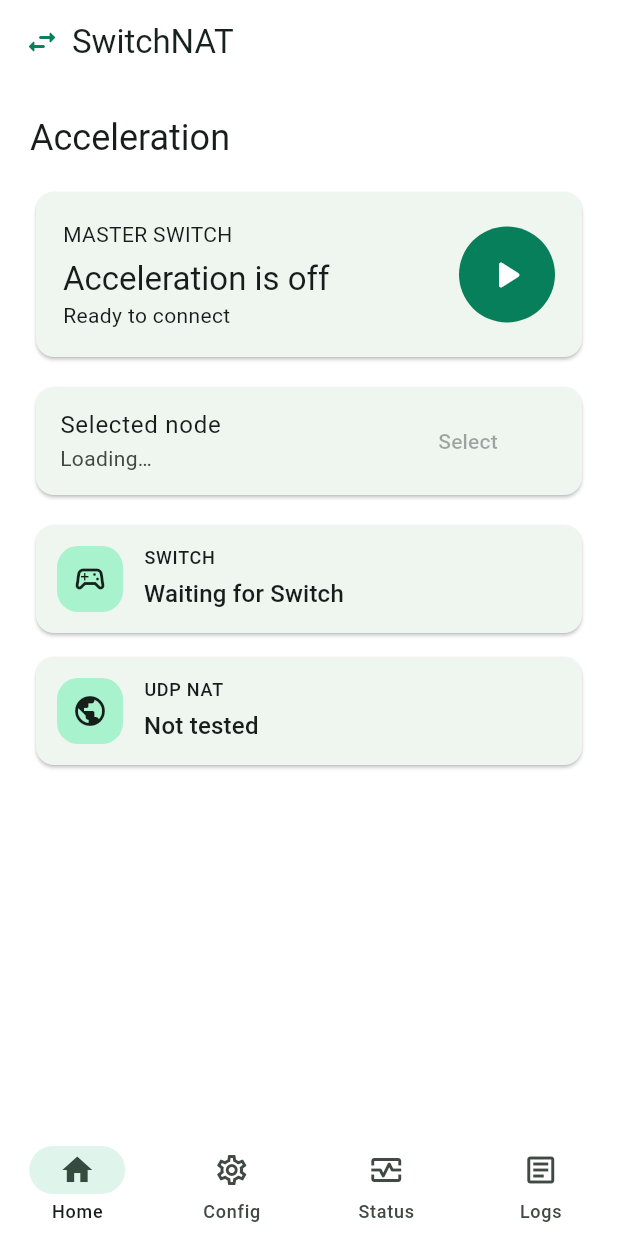
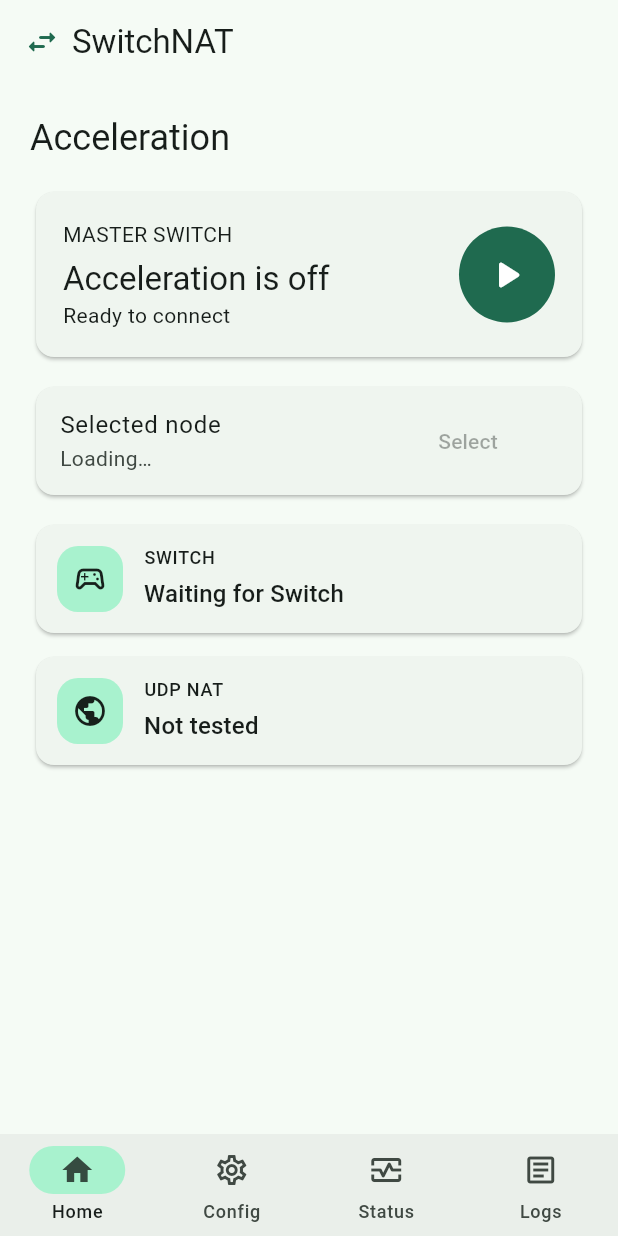
Before and after one commit to watyfges/SwitchNAT, a Flutter app: the screen it shows after launch, on a phone screen of 412 x 824 dp. Run offline on Flutter 3.47's test engine with Material 3 defaults, Android fonts, the phone set to English and light mode, and no system bars; our stand-ins replace yaml; accounts and stored records are empty; statements that could not run were skipped.

Commit message:
Add dark mode and protocol-neutral docs

```diff
--- a/lib/src/app.dart
+++ b/lib/src/app.dart
@@ -4,6 +4,7 @@ import 'package:flutter/material.dart';
 import 'package:flutter_localizations/flutter_localizations.dart';
 
 import 'config/config_store.dart';
+import 'config/profile_library.dart';
 import 'l10n/app_strings.dart';
 import 'native/native_bridge.dart';
 import 'screens/config_screen.dart';
@@ -47,94 +48,28 @@ class _SwitchNatAppState extends State<SwitchNatApp> {
   }
 
   @override
-  Widget build(BuildContext context) {
-    const primary = Color(0xff087f5b);
-    final colorScheme =
-        ColorScheme.fromSeed(
-          seedColor: primary,
-          brightness: Brightness.light,
-          surface: Colors.white,
-        ).copyWith(
-          primary: primary,
-          secondary: const Color(0xff365f8d),
-          tertiary: const Color(0xffa9560b),
-          surface: Colors.white,
-        );
-
-    return MaterialApp(
+  Widget build(BuildContext context) => AnimatedBuilder(
+    animation: controller,
+    builder: (context, _) => MaterialApp(
       title: 'SwitchNAT',
       debugShowCheckedModeBanner: false,
       localizationsDelegates: GlobalMaterialLocalizations.delegates,
       supportedLocales: const <Locale>[Locale('en'), Locale('zh')],
-      theme: ThemeData(
-        colorScheme: colorScheme,
-        scaffoldBackgroundColor: Colors.white,
-        useMaterial3: true,
-        dividerColor: const Color(0xffe5e7eb),
-        appBarTheme: const AppBarTheme(
-          backgroundColor: Colors.white,
-          foregroundColor: Color(0xff17211d),
-          surfaceTintColor: Colors.transparent,
-          elevation: 0,
-          scrolledUnderElevation: 1,
-          centerTitle: false,
-        ),
-        inputDecorationTheme: InputDecorationTheme(
-          filled: true,
-          fillColor: const Color(0xfff7f9f8),
-          border: OutlineInputBorder(
-            borderRadius: BorderRadius.circular(6),
-            borderSide: const BorderSide(color: Color(0xffcfd8d4)),
-          ),
-          enabledBorder: OutlineInputBorder(
-            borderRadius: BorderRadius.circular(6),
-            borderSide: const BorderSide(color: Color(0xffcfd8d4)),
-          ),
-          focusedBorder: OutlineInputBorder(
-            borderRadius: BorderRadius.circular(6),
-            borderSide: const BorderSide(color: primary, width: 2),
-          ),
-        ),
-        navigationBarTheme: const NavigationBarThemeData(
-          backgroundColor: Colors.white,
-          indicatorColor: Color(0xffdff4ea),
-          elevation: 2,
-          height: 68,
-        ),
-        filledButtonTheme: FilledButtonThemeData(
-          style: FilledButton.styleFrom(
-            minimumSize: const Size(112, 46),
-            shape: RoundedRectangleBorder(
-              borderRadius: BorderRadius.circular(6),
-            ),
-          ),
-        ),
-        outlinedButtonTheme: OutlinedButtonThemeData(
-          style: OutlinedButton.styleFrom(
-            minimumSize: const Size(112, 46),
-            shape: RoundedRectangleBorder(
-              borderRadius: BorderRadius.circular(6),
-            ),
-          ),
-        ),
-        textButtonTheme: TextButtonThemeData(
-          style: TextButton.styleFrom(
-            minimumSize: const Size(104, 46),
-            shape: RoundedRectangleBorder(
-              borderRadius: BorderRadius.circular(6),
-            ),
-          ),
-        ),
-      ),
+      theme: _buildTheme(Brightness.light),
+      darkTheme: _buildTheme(Brightness.dark),
+      themeMode: _themeMode(controller.library?.themeMode),
       home: Builder(
         builder: (context) => Scaffold(
           appBar: AppBar(
-            title: const Row(
+            title: Row(
               mainAxisSize: MainAxisSize.min,
               children: <Widget>[
-                Icon(Icons.swap_horiz_rounded, color: primary),
-                SizedBox(width: 8),
-                Text('SwitchNAT'),
+                Icon(
+                  Icons.swap_horiz_rounded,
+                  color: Theme.of(context).colorScheme.primary,
+                ),
+                const SizedBox(width: 8),
+                const Text('SwitchNAT'),
               ],
             ),
           ),
@@ -167,6 +102,81 @@ class _SwitchNatAppState extends State<SwitchNatApp> {
           ),
         ),
       ),
-    );
-  }
+    ),
+  );
 }
+
+ThemeMode _themeMode(AppThemePreference? preference) => switch (preference) {
+  AppThemePreference.light => ThemeMode.light,
+  AppThemePreference.dark => ThemeMode.dark,
+  _ => ThemeMode.system,
+};
+
+ThemeData _buildTheme(Brightness brightness) {
+  const seed = Color(0xff087f5b);
+  final colors = ColorScheme.fromSeed(seedColor: seed, brightness: brightness);
+  final isDark = brightness == Brightness.dark;
+  final borderColor = colors.outlineVariant;
+
+  return ThemeData(
+    colorScheme: colors,
+    brightness: brightness,
+    useMaterial3: true,
+    scaffoldBackgroundColor: colors.surface,
+    dividerColor: colors.outlineVariant,
+    appBarTheme: AppBarTheme(
+      backgroundColor: colors.surface,
+      foregroundColor: colors.onSurface,
+      surfaceTintColor: Colors.transparent,
+      elevation: 0,
+      scrolledUnderElevation: 1,
+      centerTitle: false,
+    ),
+    cardTheme: CardThemeData(
+      color: colors.surfaceContainerLow,
+      surfaceTintColor: Colors.transparent,
+    ),
+    inputDecorationTheme: InputDecorationTheme(
+      filled: true,
+      fillColor: isDark
+          ? colors.surfaceContainerHighest
+          : colors.surfaceContainerLowest,
+      border: OutlineInputBorder(
+        borderRadius: BorderRadius.circular(6),
+        borderSide: BorderSide(color: borderColor),
+      ),
+      enabledBorder: OutlineInputBorder(
+        borderRadius: BorderRadius.circular(6),
+        borderSide: BorderSide(color: borderColor),
+      ),
+      focusedBorder: OutlineInputBorder(
+        borderRadius: BorderRadius.circular(6),
+        borderSide: BorderSide(color: colors.primary, width: 2),
+      ),
+    ),
+    navigationBarTheme: NavigationBarThemeData(
+      backgroundColor: colors.surfaceContainer,
+      indicatorColor: colors.primaryContainer,
+      elevation: 2,
+      height: 68,
+    ),
+    filledButtonTheme: FilledButtonThemeData(
+      style: FilledButton.styleFrom(
+        minimumSize: const Size(112, 46),
+        shape: RoundedRectangleBorder(borderRadius: BorderRadius.circular(6)),
+      ),
+    ),
+    outlinedButtonTheme: OutlinedButtonThemeData(
+      style: OutlinedButton.styleFrom(
+        minimumSize: const Size(112, 46),
+        shape: RoundedRectangleBorder(borderRadius: BorderRadius.circular(6)),
+      ),
+    ),
+    textButtonTheme: TextButtonThemeData(
+      style: TextButton.styleFrom(
+        minimumSize: const Size(104, 46),
+        shape: RoundedRectangleBorder(borderRadius: BorderRadius.circular(6)),
+      ),
+    ),
+  );
+}
--- a/lib/src/config/profile_library.dart
+++ b/lib/src/config/profile_library.dart
@@ -1,4 +1,18 @@
 import 'ss_config.dart';
+
+enum AppThemePreference {
+  system,
+  light,
+  dark;
+
+  static AppThemePreference fromWireValue(Object? value) => switch (value) {
+    'light' => AppThemePreference.light,
+    'dark' => AppThemePreference.dark,
+    _ => AppThemePreference.system,
+  };
+
+  String get wireValue => name;
+}
 
 class ServerProfile {
   const ServerProfile({
@@ -129,6 +143,7 @@ class ProfileLibrary {
     required this.selectedProfileId,
     required this.stunServers,
     this.subscriptions = const <SubscriptionSource>[],
+    this.themeMode = AppThemePreference.system,
   });
 
   final int schemaVersion;
@@ -136,6 +151,7 @@ class ProfileLibrary {
   final String selectedProfileId;
   final List<StunServerEndpoint> stunServers;
   final List<SubscriptionSource> subscriptions;
+  final AppThemePreference themeMode;
 
   ServerProfile get selectedProfile =>
       profiles.firstWhere((profile) => profile.id == selectedProfileId);
@@ -152,6 +168,7 @@ class ProfileLibrary {
     subscriptions: _objectList(json['subscriptions'])
         .map((value) => SubscriptionSource.fromJson(_stringMap(value)))
         .toList(growable: false),
+    themeMode: AppThemePreference.fromWireValue(json['themeMode']),
   );
 
   Map<String, Object?> toJson() => <String, Object?>{
@@ -160,6 +177,7 @@ class ProfileLibrary {
     'selectedProfileId': selectedProfileId,
     'stunServers': stunServers.map((server) => server.toJson()).toList(),
     'subscriptions': subscriptions.map((source) => source.toJson()).toList(),
+    'themeMode': themeMode.wireValue,
   };
 }
 
--- a/lib/src/l10n/app_strings.dart
+++ b/lib/src/l10n/app_strings.dart
@@ -52,6 +52,11 @@ const Map<String, String> _zh = <String, String>{
   'Unavailable': '不可用',
   'Not tested': '尚未测试',
   'Restart the service to use the selected node.': '重启服务后才会使用新选择的节点。',
+  'Appearance': '外观',
+  'Theme': '主题',
+  'Follow system': '跟随系统',
+  'Light': '浅色',
+  'Dark': '深色',
   'Node settings': '节点设置',
   'Subscriptions': '订阅',
   'Manage': '管理',
--- a/lib/src/screens/home_screen.dart
+++ b/lib/src/screens/home_screen.dart
@@ -30,7 +30,7 @@ class HomeScreen extends StatelessWidget {
           ),
           const SizedBox(height: 16),
           Card(
-            color: on ? const Color(0xffe8f7ef) : null,
+            color: on ? Theme.of(context).colorScheme.primaryContainer : null,
             child: Padding(
               padding: const EdgeInsets.all(18),
               child: Row(
@@ -103,7 +103,7 @@ class HomeScreen extends StatelessWidget {
           _MetricCard(
             key: const Key('nat-card'),
             label: context.tr('UDP NAT'),
-            value: _natLabel(context, status),
+            value: _natLabel(status),
             detail: status.natTest.mappedAddress,
             icon: Icons.public,
             onTap: on && status.natTest.state != DiagnosticRunState.testing
@@ -113,7 +113,7 @@ class HomeScreen extends StatelessWidget {
           if (controller.hasPendingProfileChange) ...<Widget>[
             const SizedBox(height: 12),
             Card(
-              color: const Color(0xfffff2d8),
+              color: Theme.of(context).colorScheme.tertiaryContainer,
               child: Padding(
                 padding: const EdgeInsets.all(14),
                 child: Text(
@@ -202,14 +202,13 @@ class HomeScreen extends StatelessWidget {
         SwitchPresence.inactive => context.tr('Inactive'),
       };
 
-  String _natLabel(BuildContext context, ServiceStatus status) =>
-      switch (status.natTest.state) {
-        DiagnosticRunState.testing => context.tr('Testing…'),
-        DiagnosticRunState.available => status.natTest.legacyLabel,
-        DiagnosticRunState.partial => context.tr('Partial result'),
-        DiagnosticRunState.unavailable => context.tr('Unavailable'),
-        DiagnosticRunState.idle => context.tr('Not tested'),
-      };
+  String _natLabel(ServiceStatus status) => switch (status.natTest.state) {
+    DiagnosticRunState.testing => 'Testing…',
+    DiagnosticRunState.available => status.natTest.legacyLabel,
+    DiagnosticRunState.partial => 'Partial result',
+    DiagnosticRunState.unavailable => 'Unavailable',
+    DiagnosticRunState.idle => 'Not tested',
+  };
 }
 
 class _MetricCard extends StatelessWidget {
--- a/lib/src/state/app_controller.dart
+++ b/lib/src/state/app_controller.dart
@@ -75,6 +75,8 @@ class AppController extends ChangeNotifier {
       _mutate(() => store.deleteProfile(id));
   Future<void> saveStunServers(List<StunServerEndpoint> servers) =>
       _mutate(() => store.saveStunServers(servers));
+  Future<void> saveThemeMode(AppThemePreference themeMode) =>
+      _mutate(() => store.saveThemeMode(themeMode));
   Future<void> syncSubscription({
     required String id,
     required String name,
```
Also changed, not shown: lib/src/config/config_store.dart (+7 -0 lines), lib/src/screens/config_screen.dart (+35 -0 lines), lib/src/screens/status_screen.dart (+6 -6 lines), 14 other files.
